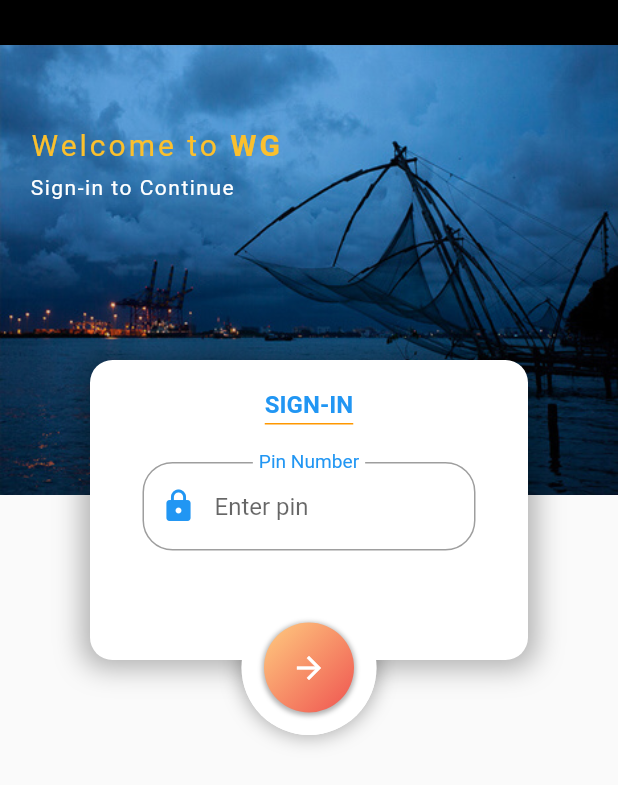
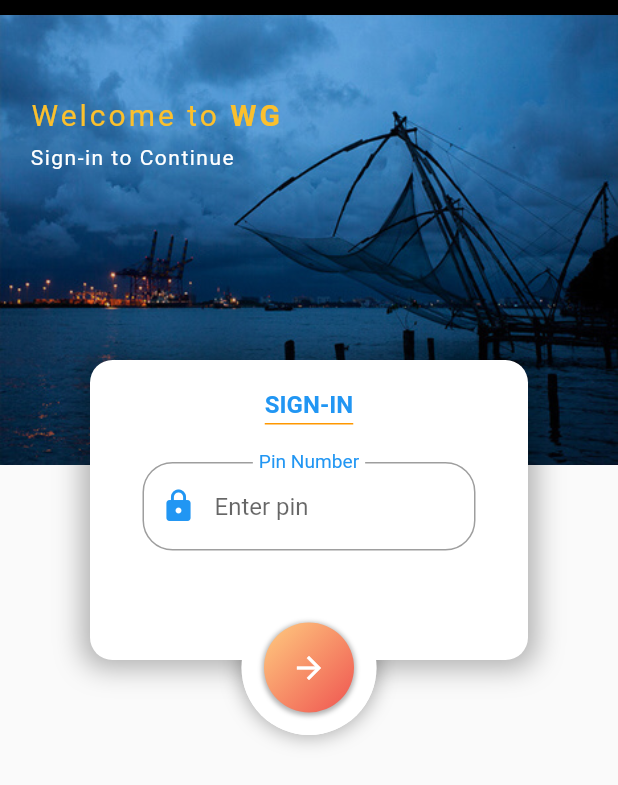
Before and after one commit to jjthottungal/cheetukaliapp, a Flutter app: the screen it shows after launch, on a phone screen of 412 x 824 dp. Shown: the top 785 px of the screen. Run offline on Flutter 3.47's test engine with Material 2 defaults, Android fonts, the light colour scheme and no system bars; our stand-ins replace connectivity_plus, flutter_slidable, flutter_spinkit, flutter_sticky_header, font_awesome_flutter, get and 3 more; missing offline and left inert: status_bar_control; accounts and stored records are empty.

Commit message:
yes commit

```diff
--- a/lib/screens/screen_login.dart
+++ b/lib/screens/screen_login.dart
@@ -94,7 +94,7 @@
               right: 0,
               left: 0,
               child: Container(
-                padding: const EdgeInsets.only(top: 30),
+                padding: const EdgeInsets.only(top: 10),
                 color: Colors.black,
                 child: Container(
                   height: 300,
```
Also changed, not shown: assets/images/Background1.jpg (deleted), assets/images/Background2.jpg (deleted), assets/images/logo1.png (deleted).
